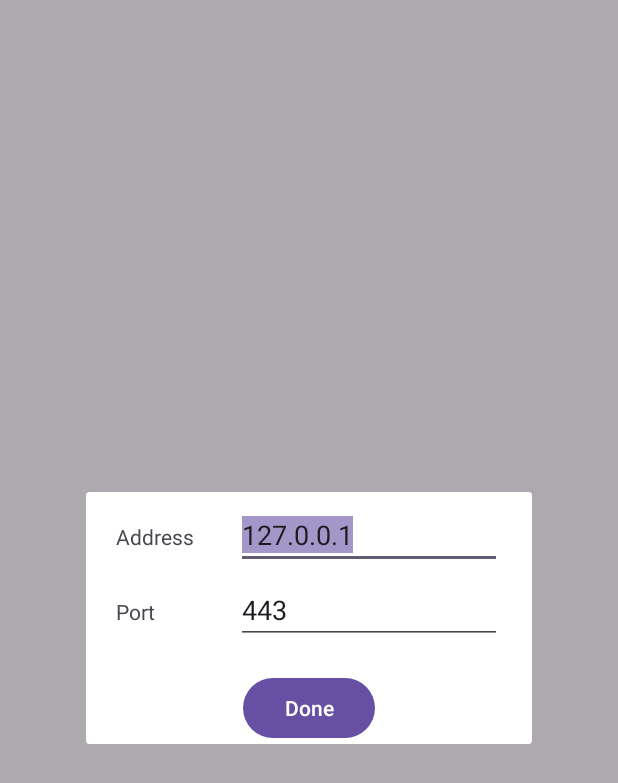
After one commit to mutoxu-N/iDSReversiApp, an Android app: the fragment RemoteConfigureDialogFragment shown on its own in the app's theme, on a phone screen of 412 x 824 dp. The commit adds this screen. Shown: the top 783 px of the screen. Run offline under Robolectric (Android 15) with nearby library versions, the phone set to English and light mode, and no system bars.

Commit message:
Remote設定ダイアログ

```diff
--- a/app/src/main/AndroidManifest.xml
+++ b/app/src/main/AndroidManifest.xml
@@ -3,6 +3,7 @@
     xmlns:tools="http://schemas.android.com/tools">
 
     <application
+        android:name=".App"
         android:allowBackup="true"
         android:dataExtractionRules="@xml/data_extraction_rules"
         android:fullBackupContent="@xml/backup_rules"
--- /dev/null
+++ b/app/src/main/java/com/github/mutoxu_n/idsreversiapp/App.kt
@@ -0,0 +1,23 @@
+package com.github.mutoxu_n.idsreversiapp
+
+import android.app.Application
+import android.content.Context
+import android.content.SharedPreferences
+
+class App: Application() {
+    companion object {
+        const val KEY_ADDRESS = "address"
+        const val KEY_PORT = "port"
+
+        private lateinit var _instance: App
+        val app: App get() = _instance
+
+        val pref: SharedPreferences
+            get() = _instance.getSharedPreferences("config", Context.MODE_PRIVATE)
+    }
+
+    override fun onCreate() {
+        super.onCreate()
+        _instance = this
+    }
+}
--- /dev/null
+++ b/app/src/main/java/com/github/mutoxu_n/idsreversiapp/RemoteConfigureDialogFragment.kt
@@ -0,0 +1,72 @@
+package com.github.mutoxu_n.idsreversiapp
+
+import android.os.Bundle
+import android.view.LayoutInflater
+import android.view.View
+import android.view.ViewGroup
+import android.widget.Toast
+import androidx.core.widget.doOnTextChanged
+import androidx.fragment.app.DialogFragment
+import androidx.lifecycle.ViewModelProvider
+
+import android.view.ViewGroup.LayoutParams
+import com.github.mutoxu_n.idsreversiapp.databinding.FragmentRemoteConfigureDialogBinding
+
+class RemoteConfigureDialogFragment: DialogFragment() {
+    private lateinit var binding: FragmentRemoteConfigureDialogBinding
+    private lateinit var viewModel: RemoteConfigureDialogViewModel
+
+    companion object {
+        fun newInstance(): RemoteConfigureDialogFragment {
+            return RemoteConfigureDialogFragment()
+        }
+
+    }
+
+    override fun onStart() {
+        super.onStart()
+        // 横幅設定
+        dialog?.window?.setLayout(
+            (resources.displayMetrics.widthPixels * 0.8).toInt(),
+            LayoutParams.WRAP_CONTENT,
+        )
+    }
+
+    override fun onCreateView(inflater: LayoutInflater, container: ViewGroup?, savedInstanceState: Bundle?): View {
+        // binding
+        binding = FragmentRemoteConfigureDialogBinding.inflate(inflater)
+
+        binding.etAddress.doOnTextChanged { text, _, _, _ ->
+            viewModel.setAddress(text.toString())
+        }
+
+        binding.etPort.doOnTextChanged { text, _, _, _ ->
+            viewModel.setPort(Integer.parseInt(text.toString()))
+        }
+
+
+        binding.done.setOnClickListener {
+            Toast.makeText(context, "${viewModel.address.value}, ${viewModel.port.value}", Toast.LENGTH_SHORT).show()
+            val editor = App.pref.edit()
+            editor.putString(App.KEY_ADDRESS, viewModel.address.value)
+            editor.putInt(App.KEY_PORT, viewModel.port.value!!)
+            editor.apply()
+
+            dismiss()
+        }
+
+        return binding.root
+    }
+
+    override fun onViewCreated(view: View, savedInstanceState: Bundle?) {
+        // view model
+        viewModel = ViewModelProvider(this)[RemoteConfigureDialogViewModel::class.java]
+
+        // SharedPreferences があれば読み込む
+        val pref = App.pref
+        pref.let {
+            binding.etAddress.setText(pref.getString(App.KEY_ADDRESS, "127.0.0.1")!!)
+            binding.etPort.setText(pref.getInt(App.KEY_PORT, 443).toString())
+        }
+    }
+}
--- /dev/null
+++ b/app/src/main/java/com/github/mutoxu_n/idsreversiapp/RemoteConfigureDialogViewModel.kt
@@ -0,0 +1,23 @@
+package com.github.mutoxu_n.idsreversiapp
+
+import androidx.lifecycle.LiveData
+import androidx.lifecycle.MutableLiveData
+import androidx.lifecycle.ViewModel
+
+class RemoteConfigureDialogViewModel: ViewModel() {
+    private val _address: MutableLiveData<String> = MutableLiveData("127.0.0.1")
+    val address: LiveData<String>
+        get() = _address
+
+    private val _port: MutableLiveData<Int> = MutableLiveData(443)
+    val port: LiveData<Int>
+        get() = _port
+
+    fun setAddress(address: String) {
+        _address.value = address
+    }
+
+    fun setPort(port: Int) {
+        _port.value = port
+    }
+}
--- /dev/null
+++ b/app/src/main/res/layout/fragment_remote_configure_dialog.xml
@@ -0,0 +1,105 @@
+<?xml version="1.0" encoding="utf-8"?>
+<androidx.constraintlayout.widget.ConstraintLayout xmlns:android="http://schemas.android.com/apk/res/android"
+    xmlns:app="http://schemas.android.com/apk/res-auto"
+    xmlns:tools="http://schemas.android.com/tools"
+    android:layout_width="match_parent"
+    android:layout_height="match_parent">
+
+    <TextView
+        android:id="@+id/tvAddress"
+        android:layout_width="wrap_content"
+        android:layout_height="wrap_content"
+
+        app:layout_constraintStart_toStartOf="@id/glTextView"
+        app:layout_constraintTop_toTopOf="@id/glAddress"
+
+        android:text="@string/address" />
+
+    <EditText
+        android:id="@+id/etAddress"
+        android:layout_width="0dp"
+        android:layout_height="wrap_content"
+        android:layout_marginEnd="20dp"
+
+        app:layout_constraintStart_toStartOf="@id/glEditText"
+        app:layout_constraintEnd_toEndOf="parent"
+        app:layout_constraintBaseline_toBaselineOf="@id/tvAddress"
+
+        android:selectAllOnFocus="true"
+        android:inputType="text"
+        android:autofillHints=""
+        tools:ignore="LabelFor" />
+
+    <TextView
+        android:id="@+id/tvPort"
+        android:layout_width="wrap_content"
+        android:layout_height="wrap_content"
+
+        app:layout_constraintStart_toStartOf="@id/glTextView"
+        app:layout_constraintTop_toTopOf="@id/glPort"
+
+        android:text="@string/port" />
+
+    <EditText
+        android:id="@+id/etPort"
+        android:layout_width="0dp"
+        android:layout_height="wrap_content"
+        android:layout_marginEnd="20dp"
+
+        app:layout_constraintStart_toStartOf="@id/glEditText"
+        app:layout_constraintEnd_toEndOf="parent"
+        app:layout_constraintBaseline_toBaselineOf="@id/tvPort"
+
+        android:selectAllOnFocus="true"
+        android:inputType="numberDecimal"
+        android:autofillHints=""
+        tools:ignore="LabelFor" />
+
+    <Button
+        android:id="@+id/done"
+        android:layout_width="wrap_content"
+        android:layout_height="wrap_content"
+
+        app:layout_constraintTop_toTopOf="@id/glDone"
+        app:layout_constraintStart_toStartOf="parent"
+        app:layout_constraintEnd_toEndOf="parent"
+
+        android:text="@string/done" />
+
+    <androidx.constraintlayout.widget.Guideline
+        android:id="@+id/glTextView"
+        android:layout_width="wrap_content"
+        android:layout_height="wrap_content"
+        android:orientation="vertical"
+        app:layout_constraintGuide_begin="20dp" />
+
+    <androidx.constraintlayout.widget.Guideline
+        android:id="@+id/glEditText"
+        android:layout_width="wrap_content"
+        android:layout_height="wrap_content"
+        android:orientation="vertical"
+        app:layout_constraintGuide_begin="100dp" />
+
+    <androidx.constraintlayout.widget.Guideline
+        android:id="@+id/glAddress"
+        android:layout_width="wrap_content"
+        android:layout_height="wrap_content"
+        android:orientation="horizontal"
+        app:layout_constraintGuide_begin="20dp" />
+
+    <androidx.constraintlayout.widget.Guideline
+        android:id="@+id/glPort"
+        android:layout_width="wrap_content"
+        android:layout_height="wrap_content"
+        android:orientation="horizontal"
+        app:layout_constraintGuide_begin="70dp" />
+
+    <androidx.constraintlayout.widget.Guideline
+        android:id="@+id/glDone"
+        android:layout_width="wrap_content"
+        android:layout_height="wrap_content"
+        android:orientation="horizontal"
+        app:layout_constraintGuide_begin="120dp" />
+
+
+</androidx.constraintlayout.widget.ConstraintLayout>
--- a/app/src/main/res/values/strings.xml
+++ b/app/src/main/res/values/strings.xml
@@ -3,4 +3,7 @@
     <string name="start">Start</string>
     <string name="config">Config</string>
     <string name="title">Reversi App from iDS</string>
+    <string name="address">Address</string>
+    <string name="port">Port</string>
+    <string name="done">Done</string>
 </resources>
```
